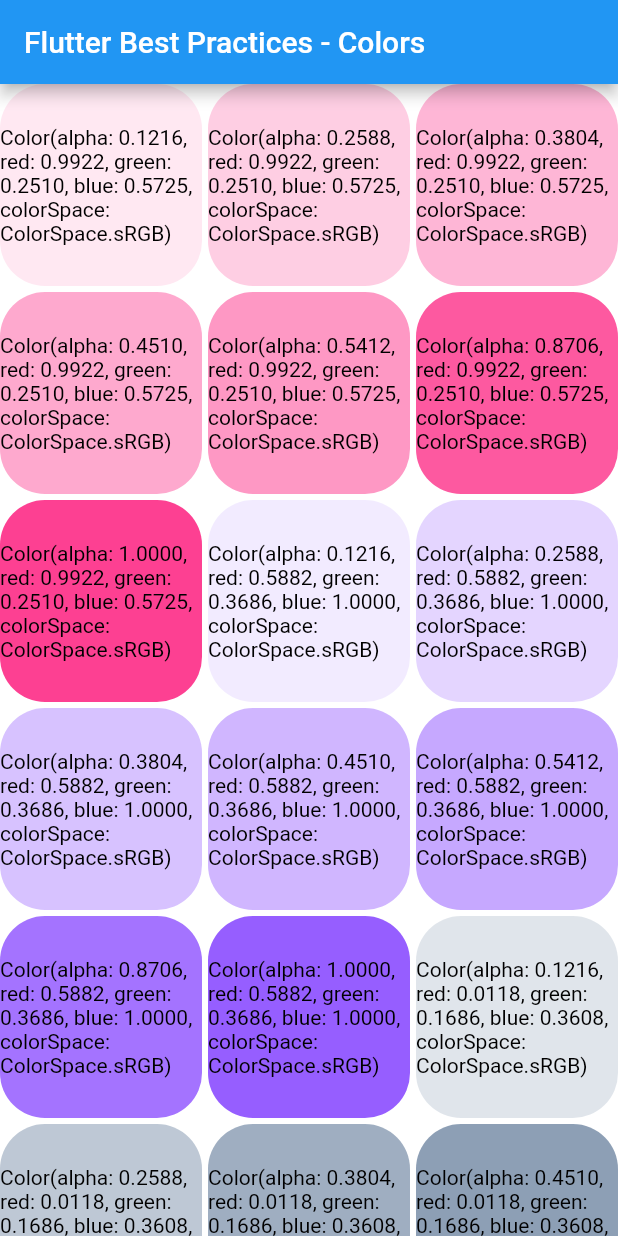
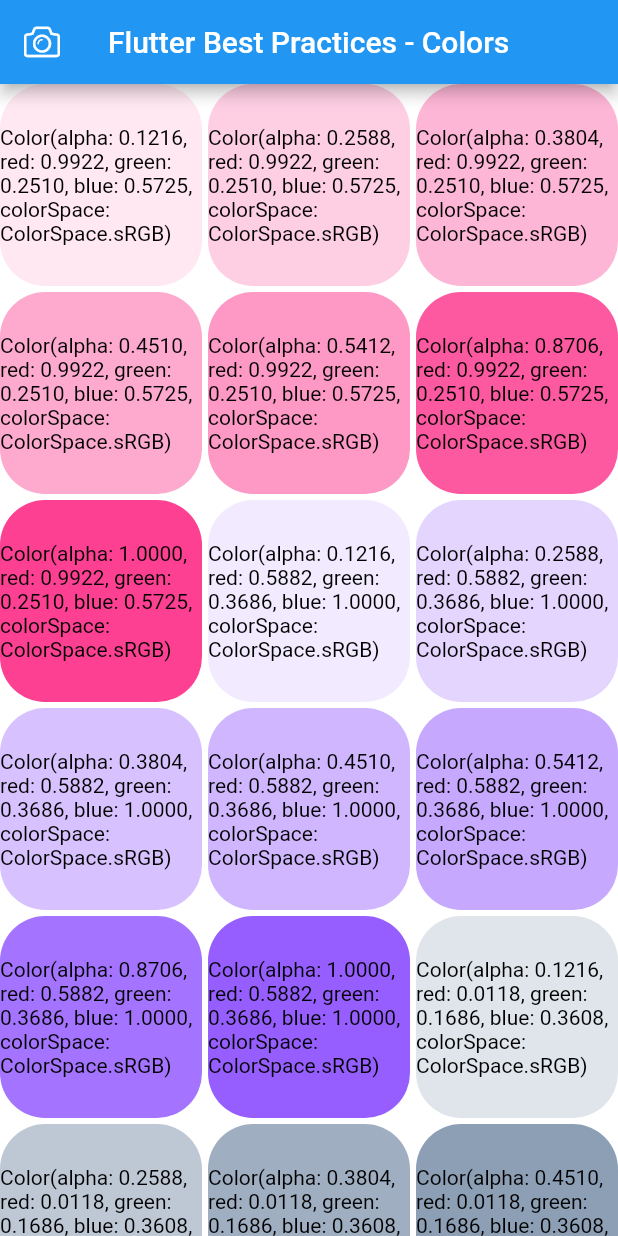
Before and after one commit to luiggibcn/bpf, a Flutter app: the screen it shows after launch, on a phone screen of 412 x 824 dp. Run offline on Flutter 3.47's test engine with Material 2 defaults, Android fonts, the phone set to English and light mode, and no system bars.

Commit message:
BFP - Custom Icons - Chapter 3

```diff
--- a/lib/main.dart
+++ b/lib/main.dart
@@ -1,5 +1,6 @@
 import 'src/config/styles.dart';
 import 'package:flutter/material.dart';
+import 'package:best_practices_flutter/presentation/shared/custom_icons/b_p_f_icons.dart';
 
 void main() => runApp(MyApp());
 
@@ -13,6 +14,9 @@ class MyApp extends StatelessWidget {
         backgroundColor: mainWhite,
         appBar: AppBar(
           title: Text('Flutter Best Practices - Colors'),
+          leading: Icon(
+            BPF.camera,
+          ),
         ),
         body: GridView.builder(
             itemCount: themeColors.length,
--- /dev/null
+++ b/lib/presentation/shared/custom_icons/b_p_f_icons.dart
@@ -0,0 +1,79 @@
+/// Flutter icons BPF
+/// Copyright (C) 2020 by original authors @ fluttericon.com, fontello.com
+/// This font was generated by FlutterIcon.com, which is derived from Fontello.
+///
+/// To use this font, place it in your fonts/ directory and include the
+/// following in your pubspec.yaml
+///
+/// flutter:
+///   fonts:
+///    - family:  BPF
+///      fonts:
+///       - asset: fonts/BPF.ttf
+///
+///
+/// * Font Awesome 4, Copyright (C) 2016 by Dave Gandy
+///         Author:    Dave Gandy
+///         License:   SIL ()
+///         Homepage:  http://fortawesome.github.com/Font-Awesome/
+/// * Material Design Icons, Copyright (C) Google, Inc
+///         Author:    Google
+///         License:   Apache 2.0 (https://www.apache.org/licenses/LICENSE-2.0)
+///         Homepage:  https://design.google.com/icons/
+/// * Entypo, Copyright (C) 2012 by Daniel Bruce
+///         Author:    Daniel Bruce
+///         License:   SIL (http://scripts.sil.org/OFL)
+///         Homepage:  http://www.entypo.com
+/// * Linecons, Copyright (C) 2013 by Designmodo
+///         Author:    Designmodo for Smashing Magazine
+///         License:   CC BY ()
+///         Homepage:  http://designmodo.com/linecons-free/
+/// * Linearicons Free, Copyright (C) Linearicons.com
+///         Author:    Perxis
+///         License:   CC BY-SA 4.0 (https://creativecommons.org/licenses/by-sa/4.0/)
+///         Homepage:  https://linearicons.com
+/// * Font Awesome 5, Copyright (C) 2016 by Dave Gandy
+///         Author:    Dave Gandy
+///         License:   SIL (https://github.com/FortAwesome/Font-Awesome/blob/master/LICENSE.txt)
+///         Homepage:  http://fortawesome.github.com/Font-Awesome/
+/// * MFG Labs, Copyright (C) 2012 by Daniel Bruce
+///         Author:    MFG Labs
+///         License:   SIL (http://scripts.sil.org/OFL)
+///         Homepage:  http://www.mfglabs.com/
+/// * Octicons, Copyright (C) 2020 by GitHub Inc.
+///         Author:    GitHub
+///         License:   MIT (http://opensource.org/licenses/mit-license.php)
+///         Homepage:  https://primer.style/octicons/
+///
+import 'package:flutter/widgets.dart';
+
+class BPF {
+  BPF._();
+
+  static const _kFontFam = 'BPF';
+  static const _kFontPkg = null;
+
+  static const IconData heart_empty = IconData(0xe800, fontFamily: _kFontFam, fontPackage: _kFontPkg);
+  static const IconData heart = IconData(0xe801, fontFamily: _kFontFam, fontPackage: _kFontPkg);
+  static const IconData done = IconData(0xe802, fontFamily: _kFontFam, fontPackage: _kFontPkg);
+  static const IconData bag = IconData(0xe803, fontFamily: _kFontFam, fontPackage: _kFontPkg);
+  static const IconData plus = IconData(0xe804, fontFamily: _kFontFam, fontPackage: _kFontPkg);
+  static const IconData camera = IconData(0xe805, fontFamily: _kFontFam, fontPackage: _kFontPkg);
+  static const IconData picture = IconData(0xe806, fontFamily: _kFontFam, fontPackage: _kFontPkg);
+  static const IconData home = IconData(0xe807, fontFamily: _kFontFam, fontPackage: _kFontPkg);
+  static const IconData cog = IconData(0xe808, fontFamily: _kFontFam, fontPackage: _kFontPkg);
+  static const IconData credit_card = IconData(0xe809, fontFamily: _kFontFam, fontPackage: _kFontPkg);
+  static const IconData truck = IconData(0xe80a, fontFamily: _kFontFam, fontPackage: _kFontPkg);
+  static const IconData map = IconData(0xe834, fontFamily: _kFontFam, fontPackage: _kFontPkg);
+  static const IconData gift = IconData(0xe844, fontFamily: _kFontFam, fontPackage: _kFontPkg);
+  static const IconData smile = IconData(0xe854, fontFamily: _kFontFam, fontPackage: _kFontPkg);
+  static const IconData checkmark_cicle = IconData(0xe87f, fontFamily: _kFontFam, fontPackage: _kFontPkg);
+  static const IconData fire = IconData(0xf06d, fontFamily: _kFontFam, fontPackage: _kFontPkg);
+  static const IconData info_circled_alt = IconData(0xf086, fontFamily: _kFontFam, fontPackage: _kFontPkg);
+  static const IconData comment_empty = IconData(0xf0e5, fontFamily: _kFontFam, fontPackage: _kFontPkg);
+  static const IconData doc_text = IconData(0xf0f6, fontFamily: _kFontFam, fontPackage: _kFontPkg);
+  static const IconData dollar_sign = IconData(0xf155, fontFamily: _kFontFam, fontPackage: _kFontPkg);
+  static const IconData cc_visa = IconData(0xf1f0, fontFamily: _kFontFam, fontPackage: _kFontPkg);
+  static const IconData cc_mastercard = IconData(0xf1f1, fontFamily: _kFontFam, fontPackage: _kFontPkg);
+  static const IconData search = IconData(0xf3c3, fontFamily: _kFontFam, fontPackage: _kFontPkg);
+}
--- a/pubspec.yaml
+++ b/pubspec.yaml
@@ -25,7 +25,13 @@ flutter:
 
   assets:
     - assets/images/
+    - assets/fonts/
 
+
+  fonts:
+    - family: BPF
+      fonts:
+        - asset: assets/fonts/BPF.ttf
   # An image asset can refer to one or more resolution-specific "variants", see
   # https://flutter.dev/assets-and-images/#resolution-aware.
 
```
Also changed, not shown: assets/fonts/BPF.ttf (added), 1 other file.
